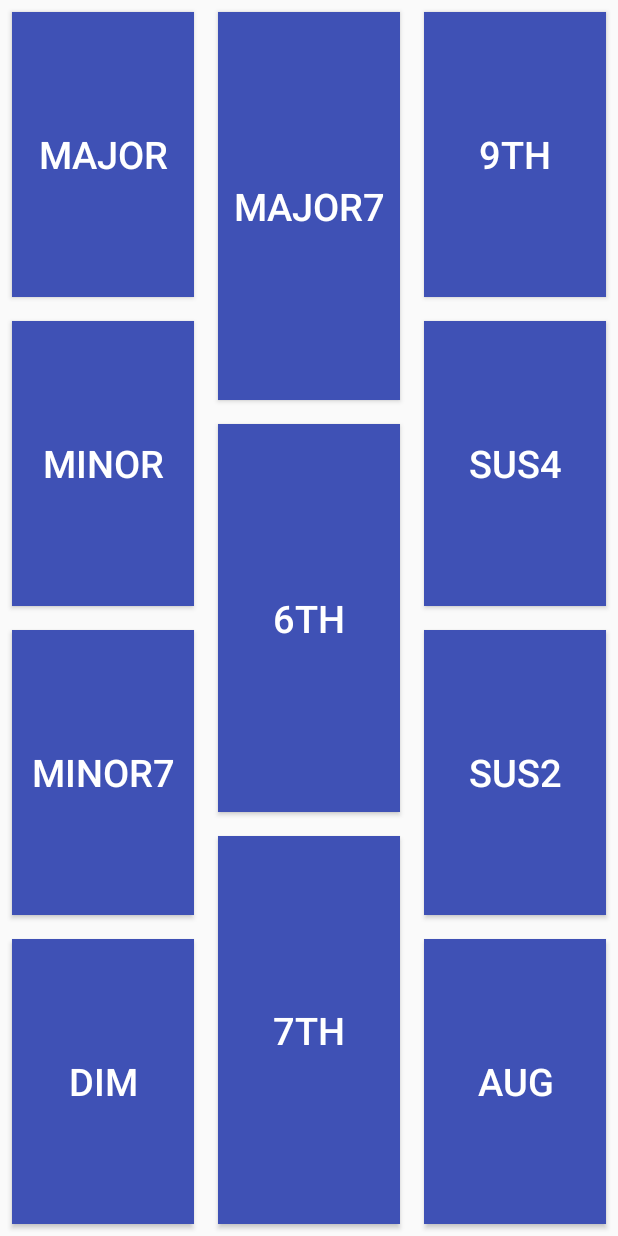
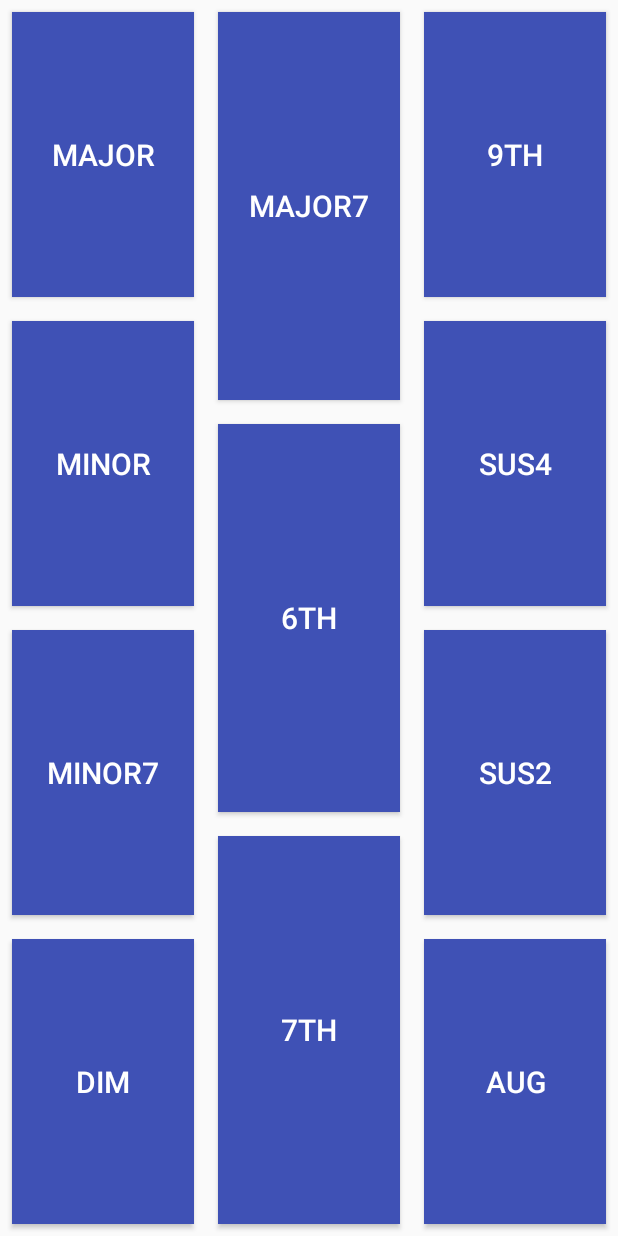
Before and after one commit to bneumann/ukulelechords, an Android app: the layout chord_harm_layout.xml on its own in the app's theme, with its tools: preview values and no code run, on a phone screen of 412 x 824 dp. Run offline under Robolectric (Android 15) with nearby library versions, the phone set to English and light mode, and no system bars.

Commit message:
updated all to latest toolings

```diff
--- a/app/src/main/AndroidManifest.xml
+++ b/app/src/main/AndroidManifest.xml
@@ -1,6 +1,5 @@
 <?xml version="1.0" encoding="utf-8"?>
-<manifest xmlns:android="http://schemas.android.com/apk/res/android"
-    package="com.newbucket.ukulelechords">
+<manifest xmlns:android="http://schemas.android.com/apk/res/android">
 
     <application
         android:allowBackup="true"
--- a/app/src/main/java/com/newbucket/musiclib/Scale.java
+++ b/app/src/main/java/com/newbucket/musiclib/Scale.java
@@ -40,7 +40,7 @@ public class Scale
         }
         if(res == -1)
         {
-            throw new IllegalArgumentException(notename + " not found in scale");
+            throw new IllegalArgumentException(String.format("%s not found in scale", notename));
         }
         return res;
     }
@@ -54,7 +54,7 @@ public class Scale
     public static String ParseInteger(int value, boolean flat)
     {
         if(value < Scale.Min || value > Scale.Max) {
-            throw new IllegalArgumentException(value + " out of bounds of scale. Which is between " + Scale.Min + " and " + Scale.Max);
+            throw new IllegalArgumentException(String.format("%d out of bounds of scale. Which is between %d and %d", value, Scale.Min, Scale.Max));
         }
 
         String res;
--- a/app/src/main/res/layout/chord_harm_layout.xml
+++ b/app/src/main/res/layout/chord_harm_layout.xml
@@ -88,35 +88,35 @@
         android:orientation="vertical">
 
         <Button
+            style="@style/ChordSelector"
             android:layout_width="match_parent"
             android:layout_height="wrap_content"
             android:layout_weight="1"
-            android:text="@string/_9th"
-            style="@style/ChordSelector"
-            android:elevation="2dp"/>
+            android:elevation="2dp"
+            android:text="@string/_9th" />
 
         <Button
+            style="@style/ChordSelector"
             android:layout_width="match_parent"
             android:layout_height="wrap_content"
             android:layout_weight="1"
-            android:text="@string/sus4"
-            style="@style/ChordSelector"
-            android:elevation="2dp"/>
+            android:elevation="2dp"
+            android:text="@string/sus4" />
 
         <Button
+            style="@style/ChordSelector"
             android:layout_width="match_parent"
             android:layout_height="wrap_content"
             android:layout_weight="1"
-            android:text="@string/sus2"
-            style="@style/ChordSelector"
-            android:elevation="2dp"/>
+            android:elevation="2dp"
+            android:text="@string/sus2" />
 
         <Button
+            style="@style/ChordSelector"
             android:layout_width="match_parent"
             android:layout_height="wrap_content"
             android:layout_weight="1"
-            android:text="@string/aug"
-            style="@style/ChordSelector"
-            android:elevation="2dp"/>
+            android:elevation="2dp"
+            android:text="@string/aug" />
     </LinearLayout>
 </LinearLayout>
--- a/app/src/main/res/values/dimens.xml
+++ b/app/src/main/res/values/dimens.xml
@@ -18,7 +18,7 @@
     <!-- welcome_logo_top_spacing + welcome_logo_height + 40dp (logo bottom spacing) -->
 
     <!-- Chord Select-->
-    <dimen name="chord_select_text_size">25sp</dimen>
+    <dimen name="chord_select_text_size">20sp</dimen>
     <dimen name="chord_selected_text_size">80sp</dimen>
     <dimen name="chord_grid_element">80dp</dimen>
     <dimen name="chord_element_margin">8dp</dimen>
--- a/build.gradle
+++ b/build.gradle
@@ -17,7 +17,7 @@ buildscript {
         jcenter()
     }
     dependencies {
-        classpath 'com.android.tools.build:gradle:4.0.1'
+        classpath 'com.android.tools.build:gradle:8.0.2'
 
         // NOTE: Do not place your application dependencies here; they belong
         // in the individual module build.gradle files
```
Also changed, not shown: app/build.gradle (+10 -7 lines), gradle.properties (+9 -10 lines), gradle/wrapper/gradle-wrapper.properties, 4 other files.
